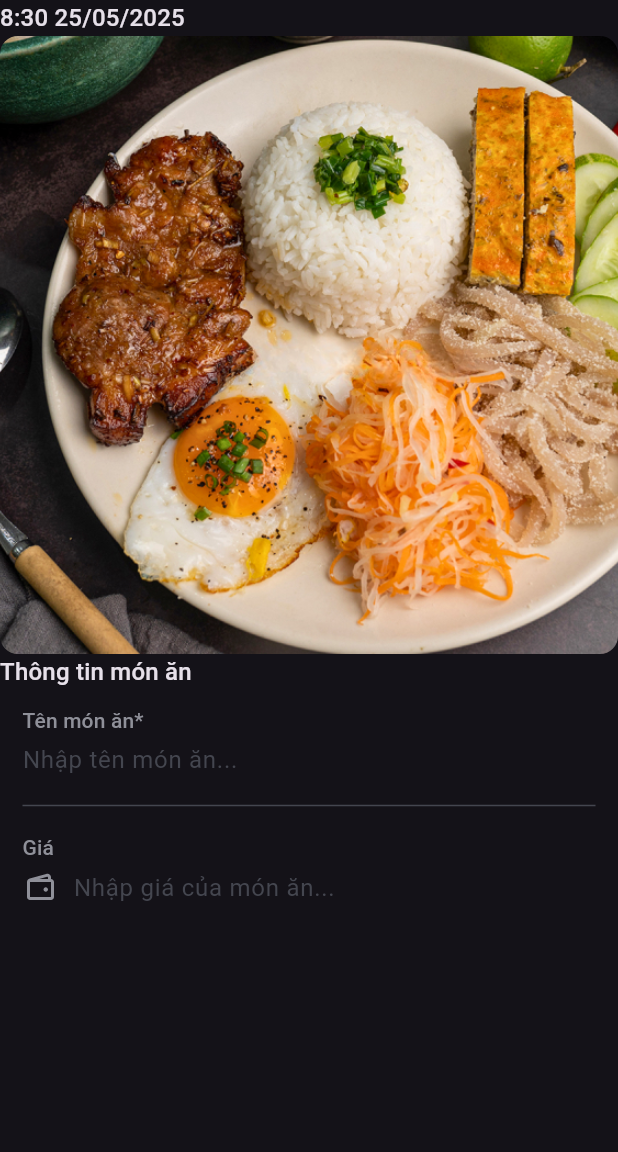
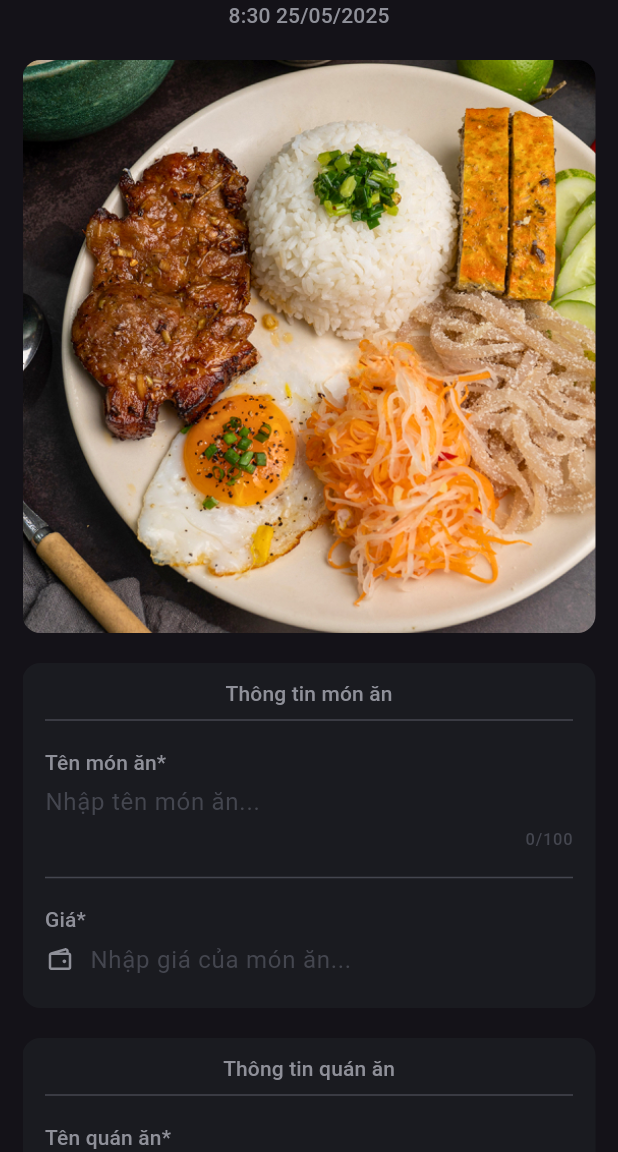
Before and after one commit to danhdelrey/dishlocal, a Flutter app: the NewPostPage screen opened by its route, on a phone screen of 412 x 824 dp, the part 84-1236 px from its top. Run offline on Flutter 3.47's test engine with Material 3 defaults, Android fonts, the phone set to English and light mode, and no system bars; our stand-ins replace badges, bloc, flutter_svg, go_router; Roboto replaces fonts that are missing (SFProDisplay).

Commit message:
new_post

```diff
--- /dev/null
+++ b/lib/ui/features/new_post/view/dining_location_info_input_section.dart
@@ -0,0 +1,76 @@
+import 'package:dishlocal/app/theme/app_icons.dart';
+import 'package:dishlocal/ui/widgets/app_text_field.dart';
+import 'package:flutter/material.dart';
+
+class DiningLocationInfoInputSection extends StatelessWidget {
+  const DiningLocationInfoInputSection({
+    super.key,
+  });
+
+  @override
+  Widget build(BuildContext context) {
+    return Container(
+      decoration: BoxDecoration(
+        color: Theme.of(context).colorScheme.surfaceContainerLow,
+        borderRadius: BorderRadius.circular(12),
+      ),
+      child: Column(
+        children: [
+          const SizedBox(
+            height: 10,
+          ),
+          Text(
+            'Thông tin quán ăn',
+            style: Theme.of(context).textTheme.labelLarge!.copyWith(
+                  color: Theme.of(context).colorScheme.outline,
+                ),
+          ),
+          const Divider(
+            indent: 15,
+            endIndent: 15,
+          ),
+          const AppTextField(
+            title: 'Tên quán ăn*',
+            hintText: 'Nhập tên món ăn...',
+            showSupportingText: false,
+            maxLength: 100,
+          ),
+          const Divider(
+            indent: 15,
+            endIndent: 15,
+          ),
+          const AppTextField(
+            title: 'Vị trí quán',
+            hintText: 'Nhập vị trí quán...',
+            showSupportingText: false,
+          ),
+          const Divider(
+            indent: 15,
+            endIndent: 15,
+          ),
+          AppTextField(
+            title: 'Giờ mở cửa',
+            hintText: 'Nhập giờ mở...',
+            showSupportingText: false,
+            leadingIcon: AppIcons.time.toSvg(
+              width: 20,
+            ),
+          ),
+          const Divider(
+            indent: 15,
+            endIndent: 15,
+          ),
+          const AppTextField(
+            title: 'Chỉ dẫn đến quán',
+            hintText: 'Nhập chỉ dẫn đến quán...',
+            showSupportingText: false,
+            maxLength: 500,
+          ),
+          const SizedBox(
+            height: 10,
+          ),
+        ],
+      ),
+    );
+  }
+}
--- /dev/null
+++ b/lib/ui/features/new_post/view/food_info_input_section.dart
@@ -0,0 +1,57 @@
+import 'package:dishlocal/app/theme/app_icons.dart';
+import 'package:dishlocal/ui/widgets/app_text_field.dart';
+import 'package:flutter/material.dart';
+
+class FoodInfoInputSection extends StatelessWidget {
+  const FoodInfoInputSection({
+    super.key,
+  });
+
+  @override
+  Widget build(BuildContext context) {
+    return Container(
+      decoration: BoxDecoration(
+        color: Theme.of(context).colorScheme.surfaceContainerLow,
+        borderRadius: BorderRadius.circular(12),
+      ),
+      child: Column(
+        children: [
+          const SizedBox(
+            height: 10,
+          ),
+          Text(
+            'Thông tin món ăn',
+            style: Theme.of(context).textTheme.labelLarge!.copyWith(
+                  color: Theme.of(context).colorScheme.outline,
+                ),
+          ),
+          const Divider(
+            indent: 15,
+            endIndent: 15,
+          ),
+          const AppTextField(
+            title: 'Tên món ăn*',
+            hintText: 'Nhập tên món ăn...',
+            showSupportingText: false,
+            maxLength: 100,
+          ),
+          const Divider(
+            indent: 15,
+            endIndent: 15,
+          ),
+          AppTextField(
+            title: 'Giá*',
+            hintText: 'Nhập giá của món ăn...',
+            showSupportingText: false,
+            leadingIcon: AppIcons.wallet4.toSvg(
+              width: 20,
+            ),
+          ),
+          const SizedBox(
+            height: 10,
+          ),
+        ],
+      ),
+    );
+  }
+}
--- a/lib/ui/features/new_post/view/new_post_page.dart
+++ b/lib/ui/features/new_post/view/new_post_page.dart
@@ -1,4 +1,8 @@
 import 'package:dishlocal/app/theme/app_icons.dart';
+import 'package:dishlocal/ui/features/new_post/view/app_rating_text_field.dart';
+import 'package:dishlocal/ui/features/new_post/view/dining_location_info_input_section.dart';
+import 'package:dishlocal/ui/features/new_post/view/food_info_input_section.dart';
+import 'package:dishlocal/ui/features/new_post/view/rating_input_section.dart';
 import 'package:dishlocal/ui/widgets/app_text_field.dart';
 import 'package:dishlocal/ui/widgets/max_width_with_height_constraint_cropped_image.dart';
 import 'package:flutter/material.dart';
@@ -37,35 +41,43 @@ class NewPostPage extends StatelessWidget {
           ),
         ],
       ),
-      body: ListView(
+      body: SafeArea(
+        child: Padding(
+          padding: const EdgeInsets.symmetric(horizontal: 15),
+          child: SingleChildScrollView(
+            child: Column(
               children: [
                 Text(
                   '8:30 25/05/2025',
-            style: Theme.of(context).textTheme.titleMedium,
+                  style: Theme.of(context).textTheme.labelLarge!.copyWith(
+                        color: Theme.of(context).colorScheme.outline,
+                      ),
+                ),
+                const SizedBox(
+                  height: 20,
                 ),
                 const MaxWidthWithHeightConstraintCroppedImage(
                   imagePath: 'assets/images/com-tam-suon-bi-cha-2.jpg',
                 ),
-          Text(
-            'Thông tin món ăn',
-            style: Theme.of(context).textTheme.titleMedium,
+                const SizedBox(
+                  height: 20,
                 ),
-          const AppTextField(
-            title: 'Tên món ăn*',
-            hintText: 'Nhập tên món ăn...',
-            showSupportingText: false,
+                const FoodInfoInputSection(),
+                const SizedBox(
+                  height: 20,
                 ),
-          const Divider(
-            indent: 15,
-            endIndent: 15,
+                const DiningLocationInfoInputSection(),
+                const SizedBox(
+                  height: 20,
                 ),
-          AppTextField(
-            title: 'Giá',
-            hintText: 'Nhập giá của món ăn...',
-            showSupportingText: false,
-            leadingIcon: AppIcons.wallet4.toSvg(),
+                const RatingInputSection(),
+                const SizedBox(
+                  height: 20,
                 ),
               ],
+            ),
+          ),
+        ),
       ),
     );
   }
--- a/lib/ui/widgets/app_text_field.dart
+++ b/lib/ui/widgets/app_text_field.dart
@@ -77,7 +77,7 @@ class AppTextField extends StatelessWidget {
                   ],
                 ),
               Expanded(
-                child: TextFormField(
+                child: TextField(
                   maxLength: maxLength,
                   style: Theme.of(context).textTheme.bodyLarge,
                   decoration: InputDecoration.collapsed(
@@ -98,7 +98,9 @@ class AppTextField extends StatelessWidget {
                                 .labelSmall!
                                 .copyWith(
                                   color: isFocused == false
-                                      ? Theme.of(context).colorScheme.outline
+                                      ? Theme.of(context)
+                                          .colorScheme
+                                          .outlineVariant
                                       : Theme.of(context).colorScheme.onSurface,
                                 ),
                           )
```
Also changed, not shown: lib/ui/features/new_post/view/app_rating_text_field.dart (added, +162 -0 lines), lib/ui/features/new_post/view/rating_input_section.dart (added, +74 -0 lines). Lines whose indentation alone changed are shown as unchanged.
